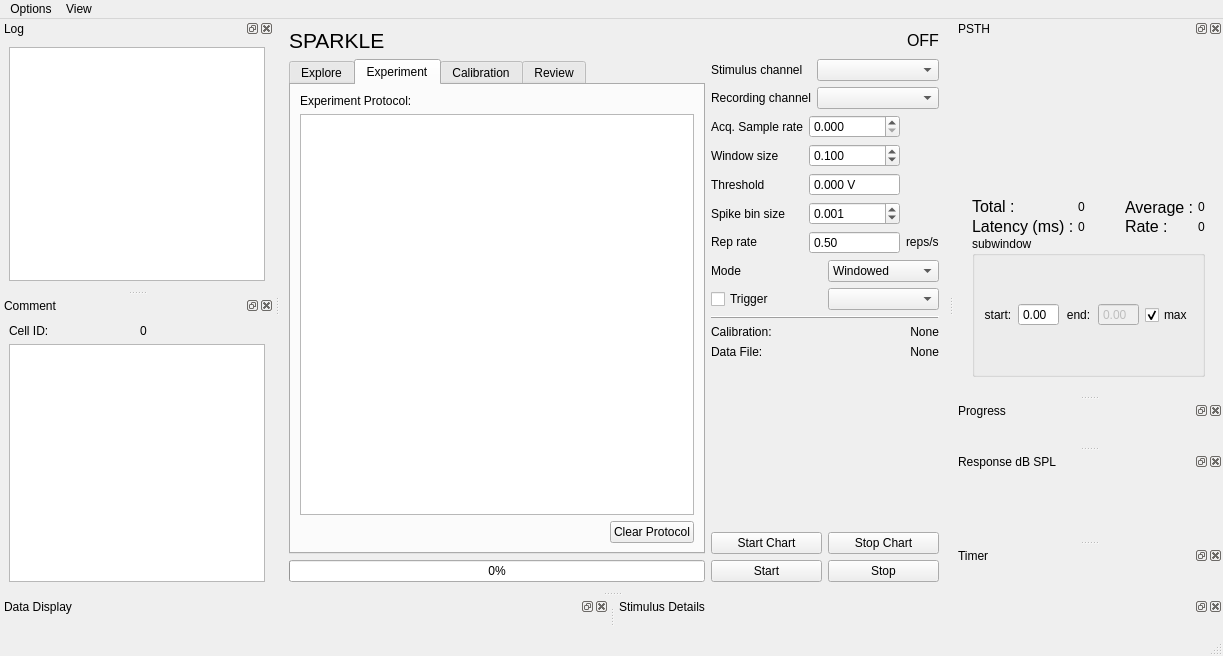
This is sparkle/gui/main_control.ui in portfors-lab/sparkle as Qt 5 draws it before an edit. The edited form follows.
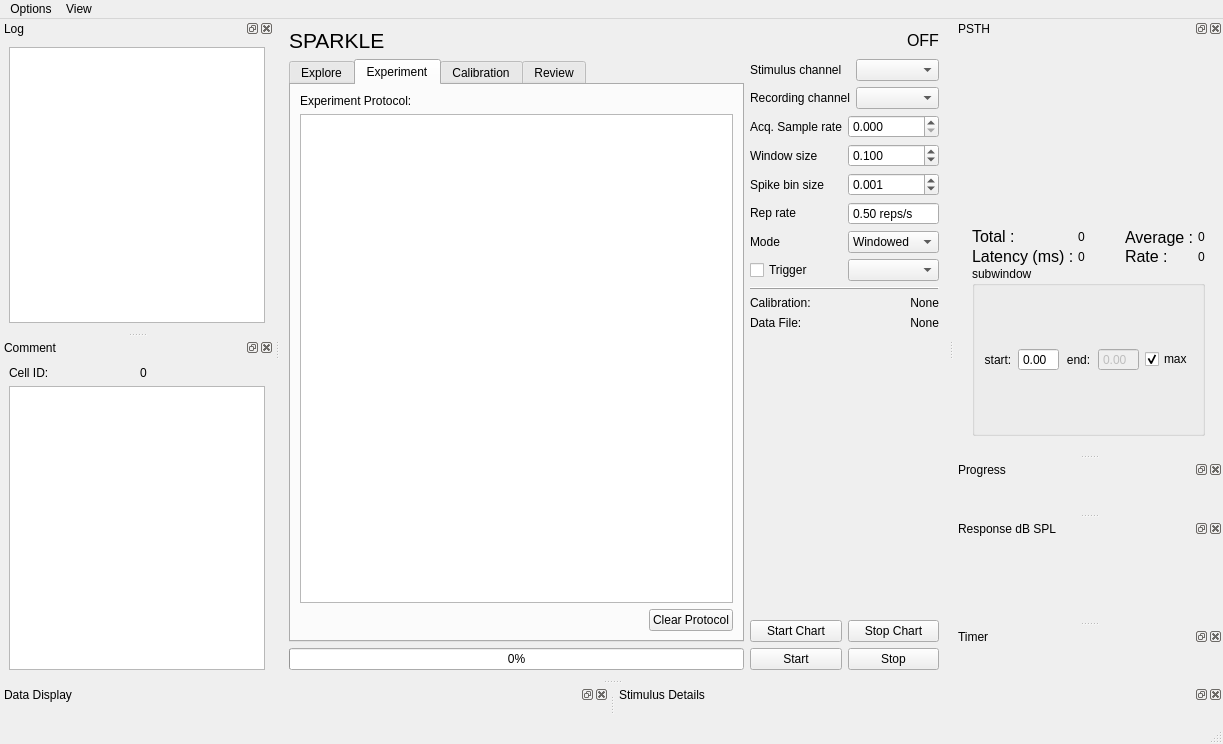
This is the edited form. The open tabs and pages were chosen to show the change. Custom widgets are drawn as their Qt base class.

Commit message: Threshold input moved to plot window

Patch:
```diff
--- a/sparkle/gui/main_control.ui
+++ b/sparkle/gui/main_control.ui
@@ -7,7 +7,7 @@
     <x>0</x>
     <y>0</y>
     <width>1223</width>
-    <height>656</height>
+    <height>744</height>
    </rect>
   </property>
   <property name="windowTitle">
@@ -379,13 +379,7 @@
            </widget>
           </item>
           <item row="1" column="0">
-           <widget class="QLabel" name="label_30">
-            <property name="sizePolicy">
-             <sizepolicy hsizetype="Fixed" vsizetype="Preferred">
-              <horstretch>0</horstretch>
-              <verstretch>0</verstretch>
-             </sizepolicy>
-            </property>
+           <widget class="QLabel" name="label_24">
             <property name="text">
              <string>Recording channel</string>
             </property>
@@ -430,13 +424,6 @@
            </widget>
           </item>
           <item row="3" column="0">
-           <widget class="QLabel" name="label_12">
-            <property name="text">
-             <string>Threshold</string>
-            </property>
-           </widget>
-          </item>
-          <item row="4" column="0">
            <widget class="QLabel" name="label_43">
             <property name="text">
              <string>Spike bin size</string>
@@ -456,7 +443,7 @@
             </property>
            </widget>
           </item>
-          <item row="4" column="1">
+          <item row="3" column="1">
            <widget class="SmartSpinBox" name="binszSpnbx">
             <property name="toolTip">
              <string>Time bin duration for detected spikes for raster and PSTH</string>
@@ -475,7 +462,7 @@
             </property>
            </widget>
           </item>
-          <item row="5" column="1">
+          <item row="4" column="1">
            <widget class="QDoubleSpinBox" name="reprateSpnbx">
             <property name="toolTip">
              <string>Rate of recording window repetitions</string>
@@ -486,6 +473,9 @@
             <property name="prefix">
              <string/>
             </property>
+            <property name="suffix">
+             <string> reps/s</string>
+            </property>
             <property name="minimum">
              <double>0.100000000000000</double>
             </property>
@@ -497,7 +487,7 @@
             </property>
            </widget>
           </item>
-          <item row="5" column="0">
+          <item row="4" column="0">
            <widget class="QLabel" name="label_35">
             <property name="sizePolicy">
              <sizepolicy hsizetype="Fixed" vsizetype="Fixed">
@@ -510,38 +500,6 @@
             </property>
            </widget>
           </item>
-          <item row="5" column="2">
-           <widget class="QLabel" name="label_36">
-            <property name="sizePolicy">
-             <sizepolicy hsizetype="Fixed" vsizetype="Fixed">
-              <horstretch>0</horstretch>
-              <verstretch>0</verstretch>
-             </sizepolicy>
-            </property>
-            <property name="text">
-             <string>reps/s</string>
-            </property>
-           </widget>
-          </item>
-          <item row="3" column="1">
-           <widget class="QDoubleSpinBox" name="threshSpnbx">
-            <property name="toolTip">
-             <string>Spike detection threshold</string>
-            </property>
-            <property name="buttonSymbols">
-             <enum>QAbstractSpinBox::NoButtons</enum>
-            </property>
-            <property name="suffix">
-             <string> V</string>
-            </property>
-            <property name="decimals">
-             <number>3</number>
-            </property>
-            <property name="maximum">
-             <double>500.000000000000000</double>
-            </property>
-           </widget>
-          </item>
           <item row="2" column="1">
            <widget class="SmartSpinBox" name="windowszSpnbx">
             <property name="decimals">
```
Left out of the diff: 34 changed lines with no effect on the pictures. The commit also changes 5 other files.
